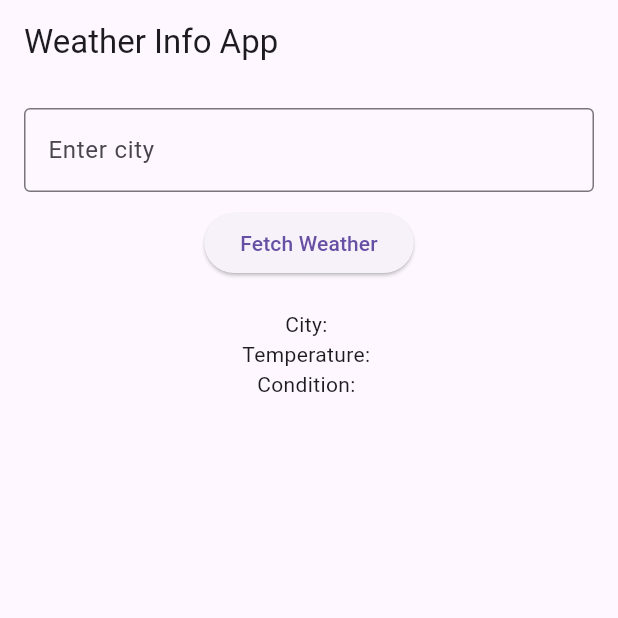
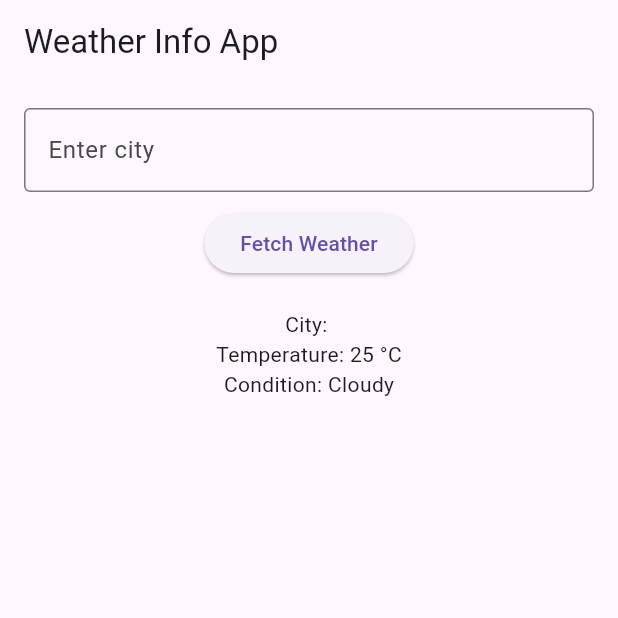
Before and after one commit to markyboi246/weatherapp, a Flutter app: the screen it shows after launch, after a tap on "Fetch Weather", on a phone screen of 412 x 824 dp, the top half of it. Run offline on Flutter 3.47's test engine with Material 3 defaults, Android fonts, the phone set to English and light mode, and no system bars.

```diff
--- a/lib/main.dart
+++ b/lib/main.dart
@@ -1,4 +1,5 @@
 import 'package:flutter/material.dart';
+import 'dart:math';
 
 void main() {
   runApp(const WeatherApp());
@@ -27,10 +28,19 @@ class WeatherHome extends StatefulWidget {
 class _WeatherHomeState extends State<WeatherHome> {
   final TextEditingController _cityController = TextEditingController();
 
-  // Placeholders
   String cityName = '';
   String temperature = '';
   String condition = '';
+
+  final List<String> conditions = ['Sunny', 'Cloudy', 'Rainy'];
+
+  void _fetchWeather() {
+    setState(() {
+      cityName = _cityController.text;
+      temperature = "${Random().nextInt(15) + 15} °C"; // 15–30
+      condition = conditions[Random().nextInt(conditions.length)];
+    });
+  }
 
   @override
   Widget build(BuildContext context) {
@@ -49,9 +59,7 @@ class _WeatherHomeState extends State<WeatherHome> {
             ),
             const SizedBox(height: 10),
             ElevatedButton(
-              onPressed: () {
-                // will simulate weather in next step
-              },
+              onPressed: _fetchWeather,
               child: const Text("Fetch Weather"),
             ),
             const SizedBox(height: 20),
```
